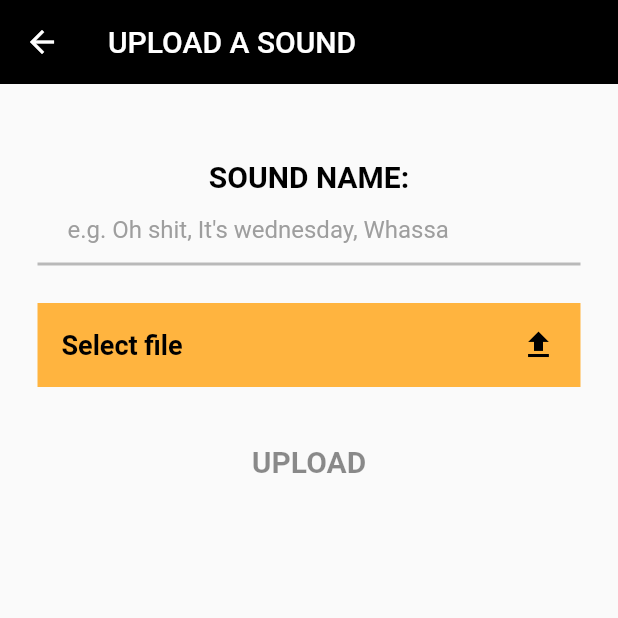
After one commit to SSebigo/ahhhhhh, a Flutter app: the HomePage screen opened by its route, in the side drawer, after a tap on "Upload a sound", on a phone screen of 412 x 824 dp, the top half of it. The commit adds this screen. Run offline on Flutter 3.47's test engine with Material 2 defaults, Android fonts, the light colour scheme and no system bars; our stand-ins replace audioplayers, auto_route, battery, bloc, equatable, file_picker and 8 more; missing offline and left inert: firebase_admob; accounts and stored records are empty; generated files the repository leaves out were written again.

Commit message:
[update] put back custom audio files feature

```diff
--- a/lib/application/core/core_bloc.dart
+++ b/lib/application/core/core_bloc.dart
@@ -36,9 +36,9 @@ class CoreBloc extends Bloc<CoreEvent, CoreState> with Getters {
           await deleteOldBoxes();
 
           session = Session(
-            batteryFullAudio: audios[0].toMap(),
-            chargingAudio: audios[0].toMap(),
-            dischargingAudio: audios[0].toMap(),
+            batteryFullAudio: defaultAudios[0].toMap(),
+            chargingAudio: defaultAudios[0].toMap(),
+            dischargingAudio: defaultAudios[0].toMap(),
             dischargingVisualPath: Assets.yaranaikaDischargingImage,
             chargingVisualPath: Assets.yaranaikaChargingImage,
           );
--- a/lib/application/drawer/drawer_event.dart
+++ b/lib/application/drawer/drawer_event.dart
@@ -8,4 +8,7 @@ abstract class DrawerEvent with _$DrawerEvent {
 
   /// @nodoc
   const factory DrawerEvent.homePageLaunchedEvent() = HomePageLaunchedEvent;
+
+  /// @nodoc
+  const factory DrawerEvent.userAudioUploadedEvent() = UserAudioUploadedEvent;
 }
--- /dev/null
+++ b/lib/application/upload_audio_form/upload_audio_form_bloc.dart
@@ -0,0 +1,76 @@
+import 'dart:async';
+import 'dart:io';
+
+import 'package:ahhhhhh/domain/facades/i_local_audio_facade.dart';
+import 'package:ahhhhhh/domain/models/hive/audio.dart';
+import 'package:bloc/bloc.dart';
+import 'package:file_picker/file_picker.dart';
+import 'package:freezed_annotation/freezed_annotation.dart';
+import 'package:injectable/injectable.dart';
+import 'package:path_provider/path_provider.dart';
+import 'package:path/path.dart' as p;
+
+part 'upload_audio_form_event.dart';
+part 'upload_audio_form_state.dart';
+part 'upload_audio_form_bloc.freezed.dart';
+
+/// @nodoc
+@injectable
+class UploadAudioFormBloc
+    extends Bloc<UploadAudioFormEvent, UploadAudioFormState> {
+  /// @nodoc
+  UploadAudioFormBloc(
+    this._localAudioFacade,
+  ) : super(UploadAudioFormState.initial());
+
+  final ILocalAudioFacade _localAudioFacade;
+
+  @override
+  Stream<UploadAudioFormState> mapEventToState(
+    UploadAudioFormEvent event,
+  ) async* {
+    yield* event.map(
+      nameChangedEVT: (value) async* {
+        final name = value.name.trim();
+
+        yield state.copyWith(
+          name: name,
+          formCompleted: name.isNotEmpty && state.audioPath.isNotEmpty,
+        );
+      },
+      saveUserAudioEvent: (value) async* {
+        await _localAudioFacade.addAudio(
+          state.name,
+          Audio(
+            isAsset: false,
+            name: state.name,
+            path: state.audioPath,
+          ),
+        );
+
+        yield state.copyWith(audioUploaded: true);
+      },
+      uploadUserAudioEvent: (value) async* {
+        final result =
+            await FilePicker.platform.pickFiles(type: FileType.audio);
+
+        if (result != null) {
+          final audioAsFile = File(result.files.single.path);
+
+          final appDocDir = await getApplicationDocumentsDirectory();
+          final audioPath =
+              appDocDir.uri.resolve(p.basename(result.files.single.path)).path;
+          final audio = await audioAsFile.copy(audioPath);
+
+          final originalName = audio.path.split('/').last;
+
+          yield state.copyWith(
+            audioOriginalName: originalName,
+            audioPath: audio.path,
+            formCompleted: state.name.isNotEmpty && audioPath.isNotEmpty,
+          );
+        }
+      },
+    );
+  }
+}
--- /dev/null
+++ b/lib/application/upload_audio_form/upload_audio_form_event.dart
@@ -0,0 +1,16 @@
+part of 'upload_audio_form_bloc.dart';
+
+/// @nodoc
+@freezed
+abstract class UploadAudioFormEvent with _$UploadAudioFormEvent {
+  /// @nodoc
+  const factory UploadAudioFormEvent.nameChangedEVT(String name) =
+      NameChangedEVT;
+
+  /// @nodoc
+  const factory UploadAudioFormEvent.saveUserAudioEvent() = SaveUserAudioEvent;
+
+  /// @nodoc
+  const factory UploadAudioFormEvent.uploadUserAudioEvent() =
+      UploadUserAudioEvent;
+}
--- /dev/null
+++ b/lib/application/upload_audio_form/upload_audio_form_state.dart
@@ -0,0 +1,23 @@
+part of 'upload_audio_form_bloc.dart';
+
+/// @nodoc
+@freezed
+abstract class UploadAudioFormState with _$UploadAudioFormState {
+  /// @nodoc
+  const factory UploadAudioFormState({
+    @required bool audioUploaded,
+    @required bool formCompleted,
+    @required String audioOriginalName,
+    @required String audioPath,
+    @required String name,
+  }) = _UploadAudioFormState;
+
+  /// @nodoc
+  factory UploadAudioFormState.initial() => const UploadAudioFormState(
+        audioOriginalName: '',
+        audioPath: '',
+        audioUploaded: false,
+        formCompleted: false,
+        name: '',
+      );
+}
--- a/lib/infrastructure/hive_local_session_facade.dart
+++ b/lib/infrastructure/hive_local_session_facade.dart
@@ -34,9 +34,9 @@ class HiveLocalSessionFacade with Getters implements ILocalSessionFacade {
       session ??
           Session(
             chargingVisualPath: Assets.yaranaikaChargingImage,
-            chargingAudio: audios[0].toMap(),
+            chargingAudio: defaultAudios[0].toMap(),
             dischargingVisualPath: Assets.yaranaikaDischargingImage,
-            dischargingAudio: audios[0].toMap(),
+            dischargingAudio: defaultAudios[0].toMap(),
           ),
     );
   }
--- a/lib/main.dart
+++ b/lib/main.dart
@@ -1,11 +1,10 @@
-// import 'package:background_fetch/background_fetch.dart';
-import 'package:ahhhhhh/application/drawer/drawer_bloc.dart';
 import 'package:firebase_admob/firebase_admob.dart';
+import 'package:flutter_bloc/flutter_bloc.dart';
 import 'package:flutter/material.dart';
-import 'package:flutter_bloc/flutter_bloc.dart';
 
 import 'package:ahhhhhh/ad_manager.dart';
 import 'package:ahhhhhh/application/core/core_bloc.dart';
+import 'package:ahhhhhh/application/drawer/drawer_bloc.dart';
 import 'package:ahhhhhh/injection.dart';
 import 'package:ahhhhhh/presentation/core/app.dart';
 import 'package:ahhhhhh/simple_bloc_observer.dart';
--- a/lib/presentation/layouts/home/home_end_drawer.dart
+++ b/lib/presentation/layouts/home/home_end_drawer.dart
@@ -31,6 +31,12 @@ class HomeEndDrawer extends StatelessWidget with Getters {
                 icon: Icons.chevron_right,
                 onTap: () => ExtendedNavigator.root.push(Routes.aboutPage),
                 title: 'ABOUT',
+              ),
+              HomeDrawerTile(
+                icon: Icons.file_upload,
+                onTap: () =>
+                    ExtendedNavigator.root.push(Routes.uploadAudioPage),
+                title: 'Upload a sound',
               ),
               HomeDrawerSeparator(),
               const HomeDrawerSectionTile(title: 'Battery full sound:'),
@@ -76,7 +82,47 @@ class HomeEndDrawer extends StatelessWidget with Getters {
               ...ListTile.divideTiles(
                 color: Colors.black38,
                 context: context,
-                tiles: audios.map(
+                tiles: defaultAudios.map(
+                  (Audio audio) => ListTile(
+                    title: Text(
+                      audio.name,
+                      style: const TextStyle(
+                        color: Colors.black,
+                      ),
+                    ),
+                    onTap: () => context
+                        .read<AudioBloc>()
+                        .add(AudioEvent.playAudioEvent(audio)),
+                    onLongPress: () => showDialog(
+                      context: context,
+                      builder: (_) => HomeAudioSelectionDialog(
+                        onBatteryFullTapped: () {
+                          context
+                              .read<AudioBloc>()
+                              .add(AudioEvent.changeBatteryFullAudio(audio));
+                        },
+                        onChargingTapped: () {
+                          context
+                              .read<AudioBloc>()
+                              .add(AudioEvent.changeChargingAudio(audio));
+                        },
+                        onDischargingTapped: () {
+                          context
+                              .read<AudioBloc>()
+                              .add(AudioEvent.changeDischargingAudio(audio));
+                        },
+                        selectedAudio: audio,
+                      ),
+                    ),
+                  ),
+                ),
+              ),
+              HomeDrawerSeparator(),
+              const HomeDrawerSectionTile(title: 'Your sounds:'),
+              ...ListTile.divideTiles(
+                color: Colors.black38,
+                context: context,
+                tiles: drawerState.audios.map(
                   (Audio audio) => ListTile(
                     title: Text(
                       audio.name,
--- /dev/null
+++ b/lib/presentation/pages/upload_audio_page.dart
@@ -0,0 +1,35 @@
+import 'package:flutter/material.dart';
+import 'package:flutter/services.dart';
+import 'package:flutter_bloc/flutter_bloc.dart';
+
+import 'package:ahhhhhh/application/upload_audio_form/upload_audio_form_bloc.dart';
+import 'package:ahhhhhh/injection.dart';
+import 'package:ahhhhhh/presentation/widgets/upload_audio/upload_audio_form.dart';
+import 'package:ahhhhhh/utils/themes.dart';
+
+/// @nodoc
+class UploadAudioPage extends StatelessWidget {
+  @override
+  Widget build(BuildContext context) {
+    SystemChrome.setPreferredOrientations([
+      DeviceOrientation.portraitUp,
+      DeviceOrientation.portraitDown,
+    ]);
+    return AnnotatedRegion<SystemUiOverlayStyle>(
+      value: Themes.wineLightTheme(),
+      child: Scaffold(
+        appBar: AppBar(
+          title: const Text('UPLOAD A SOUND'),
+          backgroundColor: Colors.black,
+          brightness: Brightness.dark,
+          iconTheme: const IconThemeData(color: Colors.white),
+          elevation: 0.0,
+        ),
+        body: BlocProvider(
+          create: (_) => getIt<UploadAudioFormBloc>(),
+          child: UploadAudioForm(),
+        ),
+      ),
+    );
+  }
+}
--- a/lib/presentation/routes/router.dart
+++ b/lib/presentation/routes/router.dart
@@ -5,6 +5,7 @@ import 'package:ahhhhhh/presentation/pages/changelog_page.dart';
 import 'package:ahhhhhh/presentation/pages/home_page.dart';
 import 'package:ahhhhhh/presentation/pages/onboarding_page.dart';
 import 'package:ahhhhhh/presentation/pages/splash_page.dart';
+import 'package:ahhhhhh/presentation/pages/upload_audio_page.dart';
 
 @MaterialAutoRouter(routes: <AutoRoute>[
   AdaptiveRoute(page: AboutPage),
@@ -12,6 +13,7 @@ import 'package:ahhhhhh/presentation/pages/splash_page.dart';
   AdaptiveRoute(page: HomePage),
   AdaptiveRoute(page: OnboardingPage),
   AdaptiveRoute(page: SplashPage, initial: true),
+  AdaptiveRoute(page: UploadAudioPage),
 ])
 
 /// @nodoc
--- /dev/null
+++ b/lib/presentation/widgets/upload_audio/upload_audio_form.dart
@@ -0,0 +1,128 @@
+import 'package:ahhhhhh/application/drawer/drawer_bloc.dart';
+import 'package:auto_route/auto_route.dart';
+import 'package:flutter/material.dart';
+import 'package:flutter_bloc/flutter_bloc.dart';
+
+import 'package:ahhhhhh/application/upload_audio_form/upload_audio_form_bloc.dart';
+
+/// @nodoc
+class UploadAudioForm extends StatelessWidget {
+  @override
+  Widget build(BuildContext context) {
+    final mediaQuery = MediaQuery.of(context).size;
+
+    return BlocListener<UploadAudioFormBloc, UploadAudioFormState>(
+      listener: (context, uploadAudioFormState) {
+        if (uploadAudioFormState.audioUploaded) {
+          context
+              .read<DrawerBloc>()
+              .add(const DrawerEvent.userAudioUploadedEvent());
+          ExtendedNavigator.root.pop();
+        }
+      },
+      child: Form(
+        child: Padding(
+          padding: const EdgeInsets.symmetric(horizontal: 25.0),
+          child: SingleChildScrollView(
+            child: Column(
+              mainAxisAlignment: MainAxisAlignment.center,
+              crossAxisAlignment: CrossAxisAlignment.center,
+              children: <Widget>[
+                const SizedBox(height: 50),
+                const Text(
+                  'SOUND NAME:',
+                  style: TextStyle(
+                    color: Colors.black,
+                    fontSize: 20.0,
+                    fontWeight: FontWeight.bold,
+                  ),
+                ),
+                TextField(
+                  decoration: const InputDecoration(
+                    contentPadding: EdgeInsets.symmetric(horizontal: 20.0),
+                    enabledBorder: UnderlineInputBorder(
+                      borderSide: BorderSide(
+                        color: Colors.black26,
+                        width: 2.0,
+                      ),
+                    ),
+                    focusedBorder: UnderlineInputBorder(
+                      borderSide: BorderSide(width: 2.0),
+                    ),
+                    hintText: "e.g. Oh shit, It's wednesday, Whassa",
+                    hintStyle: TextStyle(
+                      color: Colors.grey,
+                    ),
+                  ),
+                  cursorColor: Colors.black,
+                  keyboardType: TextInputType.text,
+                  style: const TextStyle(color: Colors.black),
+                  onChanged: (value) => context
+                      .read<UploadAudioFormBloc>()
+                      .add(UploadAudioFormEvent.nameChangedEVT(value)),
+                ),
+                const SizedBox(height: 25.0),
+                BlocBuilder<UploadAudioFormBloc, UploadAudioFormState>(
+                  builder: (context, uploadAudioFormState) {
+                    return Container(
+                      color: const Color(0xFFFFB43F),
+                      child: ListTile(
+                        title: Text(
+                          uploadAudioFormState.audioOriginalName.isNotEmpty
+                              ? uploadAudioFormState.audioOriginalName
+                              : 'Select file',
+                          style: const TextStyle(
+                            color: Colors.black,
+                            fontSize: 18.0,
+                            fontWeight: FontWeight.bold,
+                          ),
+                        ),
+                        trailing: const Icon(
+                          Icons.file_upload,
+                          color: Colors.black,
+                        ),
+                        onTap: () => context.read<UploadAudioFormBloc>().add(
+                            const UploadAudioFormEvent.uploadUserAudioEvent()),
+                      ),
+                    );
+                  },
+                ),
+                const SizedBox(height: 20.0),
+                BlocBuilder<UploadAudioFormBloc, UploadAudioFormState>(
+                  builder: (context, uploadAudioFormState) {
+                    return SizedBox(
+                      height: 60.0,
+                      width: mediaQuery.width,
+                      child: FlatButton(
+                        color: uploadAudioFormState.formCompleted
+                            ? const Color(0xFFFFB43F)
+                            : Colors.grey,
+                        onPressed: uploadAudioFormState.formCompleted
+                            ? () => context.read<UploadAudioFormBloc>().add(
+                                const UploadAudioFormEvent.saveUserAudioEvent())
+                            : null,
+                        shape: RoundedRectangleBorder(
+                          borderRadius: BorderRadius.circular(10),
+                        ),
+                        child: Text(
+                          'UPLOAD',
+                          style: TextStyle(
+                            color: uploadAudioFormState.formCompleted
+                                ? Colors.black
+                                : Colors.black45,
+                            fontSize: 20.0,
+                            fontWeight: FontWeight.bold,
+                          ),
+                        ),
+                      ),
+                    );
+                  },
+                ),
+              ],
+            ),
+          ),
+        ),
+      ),
+    );
+  }
+}
--- a/lib/utils/getters.dart
+++ b/lib/utils/getters.dart
@@ -38,7 +38,7 @@ mixin Getters {
       ];
 
   /// @nodoc
-  List<Audio> get audios => [
+  List<Audio> get defaultAudios => [
         Audio(name: 'Ara Ara v1', path: Assets.araAraV1Audio, isAsset: true),
         Audio(name: 'Bison Yes', path: Assets.bisonYesAudio, isAsset: true),
         Audio(
```
Also changed, not shown: lib/application/drawer/drawer_bloc.dart (+7 -0 lines), lib/presentation/pages/changelog_page.dart (+7 -0 lines), pubspec.yaml (+5 -4 lines), lib/application/drawer/drawer_bloc.freezed.dart, lib/application/upload_audio_form/upload_audio_form_bloc.freezed.dart (added), lib/injection.config.dart, lib/presentation/routes/router.gr.dart, pubspec.lock.
